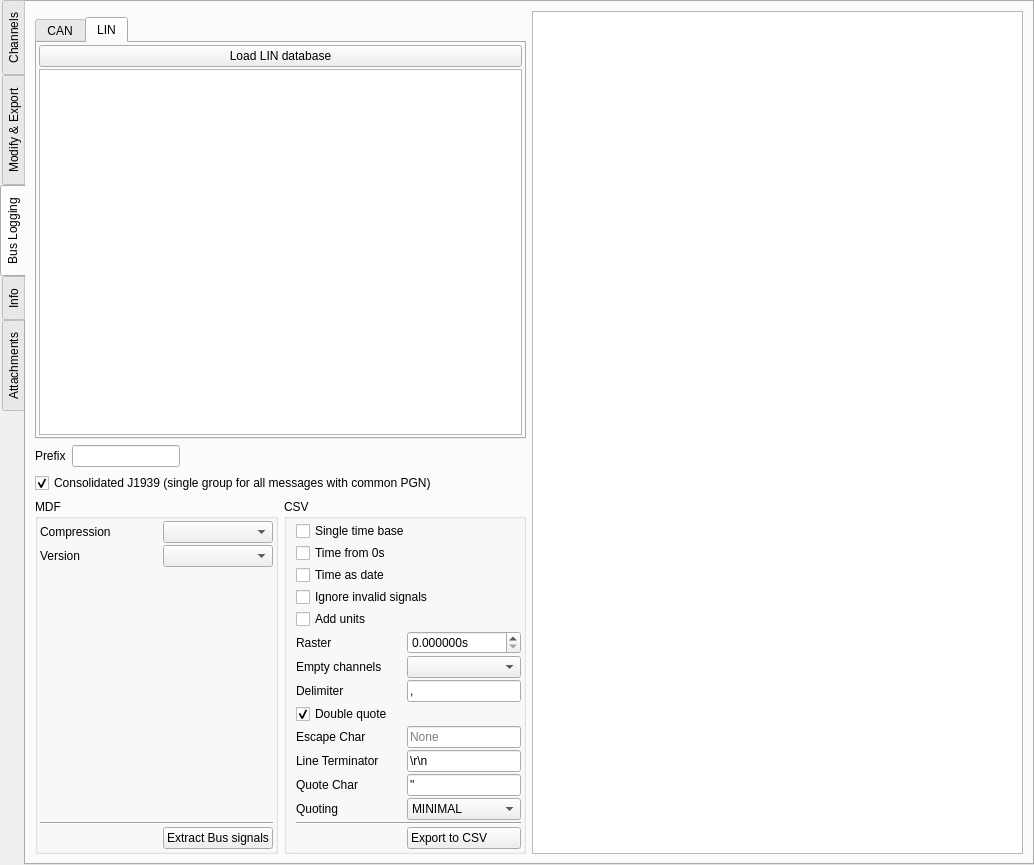
The window that asammdf/gui/ui/file_widget.ui (danielhrisca/asammdf) describes before a commit, drawn with Qt 5.
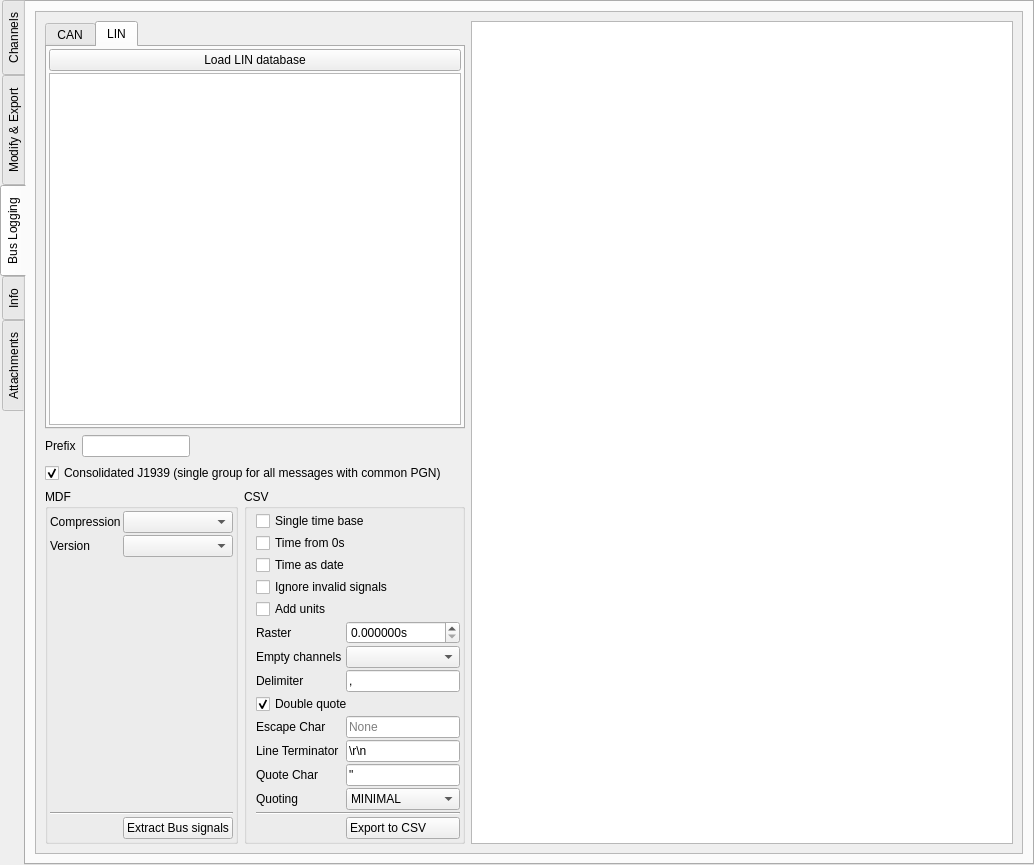
The same window after the commit. The open tabs and pages were chosen to show the change. Icons and pictures are not drawn. Custom widgets are drawn as their Qt base class.

Commit message: allow smaller GUI size

The edit to the form file:
```diff
--- a/asammdf/gui/ui/file_widget.ui
+++ b/asammdf/gui/ui/file_widget.ui
@@ -10,6 +10,18 @@
     <height>865</height>
    </rect>
   </property>
+  <property name="sizePolicy">
+   <sizepolicy hsizetype="Minimum" vsizetype="Minimum">
+    <horstretch>0</horstretch>
+    <verstretch>0</verstretch>
+   </sizepolicy>
+  </property>
+  <property name="minimumSize">
+   <size>
+    <width>1</width>
+    <height>1</height>
+   </size>
+  </property>
   <property name="windowTitle">
    <string>Form</string>
   </property>
@@ -1181,42 +1193,119 @@
       <attribute name="title">
        <string>Bus Logging</string>
       </attribute>
-      <layout class="QGridLayout" name="gridLayout_8" columnstretch="1,1,1,1">
-       <item row="3" column="0" colspan="2">
-        <layout class="QHBoxLayout" name="horizontalLayout_3" stretch="0,0,1">
+      <layout class="QVBoxLayout" name="verticalLayout_8">
          <item>
-          <widget class="QLabel" name="label_12">
+        <widget class="QScrollArea" name="scrollArea_2">
+         <property name="widgetResizable">
+          <bool>true</bool>
+         </property>
+         <widget class="QWidget" name="scrollAreaWidgetContents_2">
+          <property name="geometry">
+           <rect>
+            <x>0</x>
+            <y>0</y>
+            <width>985</width>
+            <height>839</height>
+           </rect>
+          </property>
+          <layout class="QGridLayout" name="gridLayout_7" columnstretch="0,0,1">
+           <item row="0" column="0" colspan="2">
+            <widget class="QTabWidget" name="tabWidget">
+             <property name="currentIndex">
+              <number>1</number>
+             </property>
+             <widget class="QWidget" name="tab">
+              <attribute name="title">
+               <string>CAN</string>
+              </attribute>
+              <layout class="QGridLayout" name="gridLayout_4">
+               <property name="leftMargin">
+                <number>2</number>
+               </property>
+               <property name="topMargin">
+                <number>2</number>
+               </property>
+               <property name="rightMargin">
+                <number>2</number>
+               </property>
+               <property name="bottomMargin">
+                <number>2</number>
+               </property>
+               <property name="spacing">
+                <number>2</number>
+               </property>
+               <item row="0" column="0">
+                <widget class="QPushButton" name="load_can_database_btn">
            <property name="text">
-            <string>Prefix</string>
-           </property>
-          </widget>
-         </item>
+                  <string>Load CAN database</string>
+                 </property>
+                 <property name="icon">
+                  <iconset resource="resource.qrc">
+                   <normaloff>:/open.png</normaloff>:/open.png</iconset>
+                 </property>
+                </widget>
+               </item>
+               <item row="1" column="0">
+                <widget class="MinimalListWidget" name="can_database_list"/>
+               </item>
+              </layout>
+             </widget>
+             <widget class="QWidget" name="tab_2">
+              <attribute name="title">
+               <string>LIN</string>
+              </attribute>
+              <layout class="QVBoxLayout" name="verticalLayout_7">
+               <property name="spacing">
+                <number>2</number>
+               </property>
+               <property name="leftMargin">
+                <number>2</number>
+               </property>
+               <property name="topMargin">
+                <number>2</number>
+               </property>
+               <property name="rightMargin">
+                <number>2</number>
+               </property>
+               <property name="bottomMargin">
+                <number>2</number>
+               </property>
          <item>
-          <widget class="QLineEdit" name="prefix">
-           <property name="minimumSize">
-            <size>
-             <width>0</width>
-             <height>0</height>
-            </size>
-           </property>
+                <widget class="QPushButton" name="load_lin_database_btn">
+                 <property name="text">
+                  <string>Load LIN database</string>
+                 </property>
+                 <property name="icon">
+                  <iconset resource="resource.qrc">
+                   <normaloff>:/open.png</normaloff>:/open.png</iconset>
+                 </property>
           </widget>
          </item>
          <item>
-          <spacer name="horizontalSpacer_5">
-           <property name="orientation">
-            <enum>Qt::Horizontal</enum>
-           </property>
-           <property name="sizeHint" stdset="0">
-            <size>
-             <width>40</width>
-             <height>20</height>
-            </size>
-           </property>
-          </spacer>
-         </item>
-        </layout>
-       </item>
-       <item row="5" column="0">
+                <widget class="MinimalListWidget" name="lin_database_list"/>
+               </item>
+              </layout>
+             </widget>
+            </widget>
+           </item>
+           <item row="0" column="2" rowspan="4">
+            <widget class="QTextEdit" name="output_info_bus">
+             <property name="readOnly">
+              <bool>true</bool>
+             </property>
+            </widget>
+           </item>
+           <item row="2" column="0" colspan="2">
+            <widget class="QCheckBox" name="consolidated_j1939">
+             <property name="text">
+              <string>Consolidated J1939 (single group for all messages with common PGN)</string>
+             </property>
+             <property name="checked">
+              <bool>true</bool>
+             </property>
+            </widget>
+           </item>
+           <item row="3" column="0">
         <widget class="QGroupBox" name="groupBox_2">
          <property name="title">
           <string>MDF</string>
@@ -1306,86 +1395,7 @@
          </layout>
         </widget>
        </item>
-       <item row="2" column="0" colspan="2">
-        <widget class="QTabWidget" name="tabWidget">
-         <property name="currentIndex">
-          <number>0</number>
-         </property>
-         <widget class="QWidget" name="tab">
-          <attribute name="title">
-           <string>CAN</string>
-          </attribute>
-          <layout class="QGridLayout" name="gridLayout_4">
-           <property name="leftMargin">
-            <number>2</number>
-           </property>
-           <property name="topMargin">
-            <number>2</number>
-           </property>
-           <property name="rightMargin">
-            <number>2</number>
-           </property>
-           <property name="bottomMargin">
-            <number>2</number>
-           </property>
-           <property name="spacing">
-            <number>2</number>
-           </property>
-           <item row="0" column="0">
-            <widget class="QPushButton" name="load_can_database_btn">
-             <property name="text">
-              <string>Load CAN database</string>
-             </property>
-             <property name="icon">
-              <iconset resource="resource.qrc">
-               <normaloff>:/open.png</normaloff>:/open.png</iconset>
-             </property>
-            </widget>
-           </item>
-           <item row="1" column="0">
-            <widget class="MinimalListWidget" name="can_database_list"/>
-           </item>
-          </layout>
-         </widget>
-         <widget class="QWidget" name="tab_2">
-          <attribute name="title">
-           <string>LIN</string>
-          </attribute>
-          <layout class="QVBoxLayout" name="verticalLayout_7">
-           <property name="spacing">
-            <number>2</number>
-           </property>
-           <property name="leftMargin">
-            <number>2</number>
-           </property>
-           <property name="topMargin">
-            <number>2</number>
-           </property>
-           <property name="rightMargin">
-            <number>2</number>
-           </property>
-           <property name="bottomMargin">
-            <number>2</number>
-           </property>
-           <item>
-            <widget class="QPushButton" name="load_lin_database_btn">
-             <property name="text">
-              <string>Load LIN database</string>
-             </property>
-             <property name="icon">
-              <iconset resource="resource.qrc">
-               <normaloff>:/open.png</normaloff>:/open.png</iconset>
-             </property>
-            </widget>
-           </item>
-           <item>
-            <widget class="MinimalListWidget" name="lin_database_list"/>
-           </item>
-          </layout>
-         </widget>
-        </widget>
-       </item>
-       <item row="5" column="1">
+           <item row="3" column="1">
         <widget class="QGroupBox" name="groupBox_3">
          <property name="title">
           <string>CSV</string>
@@ -1604,21 +1614,42 @@
          </layout>
         </widget>
        </item>
-       <item row="1" column="2" rowspan="5" colspan="2">
-        <widget class="QTextEdit" name="output_info_bus">
-         <property name="readOnly">
-          <bool>true</bool>
-         </property>
-        </widget>
-       </item>
-       <item row="4" column="0" colspan="2">
-        <widget class="QCheckBox" name="consolidated_j1939">
+           <item row="1" column="0" colspan="2">
+            <layout class="QHBoxLayout" name="horizontalLayout_3" stretch="0,0,1">
+             <item>
+              <widget class="QLabel" name="label_12">
          <property name="text">
-          <string>Consolidated J1939 (single group for all messages with common PGN)</string>
-         </property>
-         <property name="checked">
-          <bool>true</bool>
-         </property>
+                <string>Prefix</string>
+               </property>
+              </widget>
+             </item>
+             <item>
+              <widget class="QLineEdit" name="prefix">
+               <property name="minimumSize">
+                <size>
+                 <width>0</width>
+                 <height>0</height>
+                </size>
+               </property>
+              </widget>
+             </item>
+             <item>
+              <spacer name="horizontalSpacer_5">
+               <property name="orientation">
+                <enum>Qt::Horizontal</enum>
+               </property>
+               <property name="sizeHint" stdset="0">
+                <size>
+                 <width>40</width>
+                 <height>20</height>
+                </size>
+               </property>
+              </spacer>
+             </item>
+            </layout>
+           </item>
+          </layout>
+         </widget>
         </widget>
        </item>
       </layout>
```
Left out of the diff: 21 changed lines with no effect on the pictures. Lines whose indentation alone changed are shown as unchanged. The commit also changes 7 other files.
